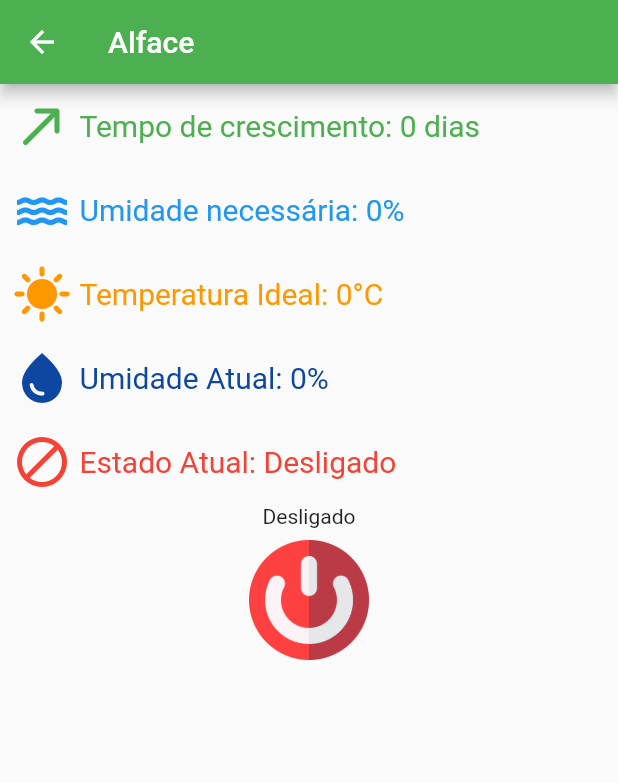
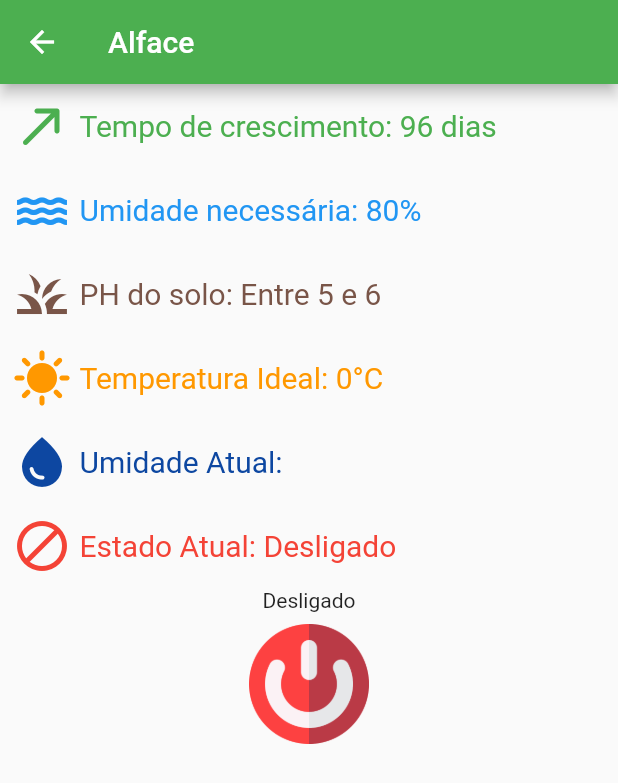
Before and after one commit to Hymdell/Projeto-Efficient-Water, a Flutter app: the screen it shows after launch, in the side drawer, after a tap on "Alface", on a phone screen of 412 x 824 dp. Shown: the top 783 px of the screen. Run offline on Flutter 3.47's test engine with Material 2 defaults, Android fonts, the phone set to English and light mode, and no system bars.

Commit message:
adição do ph

```diff
--- a/lib/main.dart
+++ b/lib/main.dart
@@ -1,7 +1,5 @@
 import 'dart:async';
-import 'dart:collection';
 import 'dart:convert';
-
 import 'package:flutter/material.dart';
 import 'package:http/http.dart' as http;
 
@@ -34,9 +32,53 @@ class _MyHomePageState extends State<MyHomePage> {
   @override
   Widget build(BuildContext context) {
     return Scaffold(
-      appBar: AppBar(backgroundColor: Colors.blue, title: Text(widget.title)),
-      body: const Center(
-        child: Text('My Page!'),
+      appBar: AppBar(backgroundColor: Colors.green, title: Text(widget.title)),
+      body: ListView(
+        children: [
+          Padding(
+            padding: const EdgeInsets.all(8.0),
+            child: Column(
+              mainAxisAlignment: MainAxisAlignment.spaceBetween,
+              crossAxisAlignment: CrossAxisAlignment.center,
+              children: [
+                Text(
+                  'Topico 1',
+                  style: TextStyle(fontWeight: FontWeight.bold, fontSize: 30),
+                ),
+                Text(
+                    'Lorem ipsum dolor sit amet, consectetur adipiscing elit. Sed fermentum purus nunc, in aliquam dolor hendrerit fermentum. Aliquam facilisis ac lectus sed porta. Phasellus sed tellus quis tortor vestibulum sollicitudin et nec felis. Maecenas est ipsum, volutpat sit amet tempus id, porta molestie odio. Morbi molestie lacinia dolor, at dignissim purus consequat vitae. Nam tincidunt elit lobortis, fermentum diam vel, fringilla lectus. Nullam malesuada commodo dignissim. Proin blandit lacus sem, at pulvinar elit posuere at. Donec ac suscipit tellus. Nunc molestie magna metus, non sodales velit porttitor sed. Maecenas ac metus quis urna viverra maximus. Curabitur gravida purus ullamcorper elit pellentesque porta. Nulla eget vehicula lectus.'),
+                const Divider(
+                  height: 20,
+                  thickness: 5,
+                  indent: 0,
+                  endIndent: 0,
+                  color: Colors.black,
+                ),
+                Text(
+                  'Topico 2',
+                  style: TextStyle(fontWeight: FontWeight.bold, fontSize: 30),
+                ),
+                Text(
+                    'Lorem ipsum dolor sit amet, consectetur adipiscing elit. Sed fermentum purus nunc, in aliquam dolor hendrerit fermentum. Aliquam facilisis ac lectus sed porta. Phasellus sed tellus quis tortor vestibulum sollicitudin et nec felis. Maecenas est ipsum, volutpat sit amet tempus id, porta molestie odio. Morbi molestie lacinia dolor, at dignissim purus consequat vitae. Nam tincidunt elit lobortis, fermentum diam vel, fringilla lectus. Nullam malesuada commodo dignissim. Proin blandit lacus sem, at pulvinar elit posuere at. Donec ac suscipit tellus. Nunc molestie magna metus, non sodales velit porttitor sed. Maecenas ac metus quis urna viverra maximus. Curabitur gravida purus ullamcorper elit pellentesque porta. Nulla eget vehicula lectus.'),
+                const Divider(
+                  height: 20,
+                  thickness: 5,
+                  indent: 0,
+                  endIndent: 0,
+                  color: Colors.black,
+                ),
+                Text(
+                  'Topico 3',
+                  style: TextStyle(fontWeight: FontWeight.bold, fontSize: 30),
+                ),
+                Image.asset(
+                  'assets/plantacao.jpg',
+                  height: 250,
+                ),
+              ],
+            ),
+          ),
+        ],
       ),
       drawer: Drawer(
         child: ListView(
@@ -80,7 +122,7 @@ class _MyHomePageState extends State<MyHomePage> {
                     context,
                     MaterialPageRoute(
                         builder: (context) => const Cultura(
-                            'Alface', '0', '0', 0, 0, Colors.green)),
+                            'Alface', '96', '0', "5 e 6", 80, Colors.green)),
                   );
                 },
               ),
@@ -107,7 +149,7 @@ class _MyHomePageState extends State<MyHomePage> {
                     context,
                     MaterialPageRoute(
                         builder: (context) => const Cultura(
-                            'Batata', '0', '0', 0, 0, Colors.yellow)),
+                            'Batata', '0', '0', "0", 0, Colors.yellow)),
                   );
                 },
               ),
@@ -134,7 +176,7 @@ class _MyHomePageState extends State<MyHomePage> {
                     context,
                     MaterialPageRoute(
                         builder: (context) => const Cultura(
-                            'Tomate', '0', '0', 0, 0, Colors.red)),
+                            'Tomate', '0', '0', "0", 0, Colors.red)),
                   );
                 },
               ),
@@ -161,7 +203,7 @@ class _MyHomePageState extends State<MyHomePage> {
                     context,
                     MaterialPageRoute(
                         builder: (context) => const Cultura(
-                            'Rúcula', '0', '0', 0, 0, Colors.green)),
+                            'Rúcula', '0', '0', "0", 0, Colors.green)),
                   );
                 },
               ),
@@ -188,7 +230,7 @@ class _MyHomePageState extends State<MyHomePage> {
                     context,
                     MaterialPageRoute(
                         builder: (context) => const Cultura(
-                            'Radite', '0', '0', 0, 0, Colors.green)),
+                            'Radite', '0', '0', "0", 0, Colors.green)),
                   );
                 },
               ),
@@ -215,7 +257,7 @@ class _MyHomePageState extends State<MyHomePage> {
                     context,
                     MaterialPageRoute(
                         builder: (context) => const Cultura(
-                            'Beterraba', '0', '0', 0, 0, Colors.purple)),
+                            'Beterraba', '0', '0', "0", 0, Colors.purple)),
                   );
                 },
               ),
@@ -242,7 +284,7 @@ class _MyHomePageState extends State<MyHomePage> {
                     context,
                     MaterialPageRoute(
                         builder: (context) => const Cultura(
-                            'Cenoura', '0', '0', 0, 0, Colors.orange)),
+                            'Cenoura', '0', '0', "0", 0, Colors.orange)),
                   );
                 },
               ),
@@ -255,11 +297,11 @@ class _MyHomePageState extends State<MyHomePage> {
 }
 
 class Cultura extends StatefulWidget {
-  final String titulo, dias, temperaturaIdeal;
-  final int umidadeAtual, umidadeNecessaria;
+  final String titulo, dias, temperaturaIdeal, phSolo, umidadeAtual = "0% Seco";
+  final int umidadeNecessaria;
   final Color cor;
-  const Cultura(this.titulo, this.dias, this.temperaturaIdeal,
-      this.umidadeAtual, this.umidadeNecessaria, this.cor,
+  const Cultura(this.titulo, this.dias, this.temperaturaIdeal, this.phSolo,
+      this.umidadeNecessaria, this.cor,
       {super.key});
 
   @override
@@ -269,7 +311,7 @@ class Cultura extends StatefulWidget {
 class _CulturaState extends State<Cultura> {
   final url = "https://efficientwater.000webhostapp.com/main.json";
   bool valor = true;
-  var posts = 0;
+  var posts = "";
   Color corEstado = Colors.red;
   String estado = "Desligado";
   IconData icone = Icons.block;
@@ -374,6 +416,26 @@ class _CulturaState extends State<Cultura> {
                 )),
             TextButton(
                 style: TextButton.styleFrom(
+                    foregroundColor: Colors.brown,
+                    textStyle: const TextStyle(fontSize: 20)),
+                onPressed: () {},
+                child: Row(
+                  children: [
+                    const Icon(
+                      Icons.grass_outlined,
+                      color: Colors.brown,
+                      size: 40,
+                    ),
+                    const SizedBox(
+                      width: 5,
+                    ),
+                    Text(
+                      'PH do solo: Entre ${widget.phSolo}',
+                    ),
+                  ],
+                )),
+            TextButton(
+                style: TextButton.styleFrom(
                     foregroundColor: Colors.orange,
                     textStyle: const TextStyle(fontSize: 20)),
                 onPressed: () {},
@@ -410,7 +472,7 @@ class _CulturaState extends State<Cultura> {
                       width: 5,
                     ),
                     Text(
-                      'Umidade Atual: ${posts}%',
+                      'Umidade Atual: ${posts}',
                     ),
                   ],
                 )),
```
